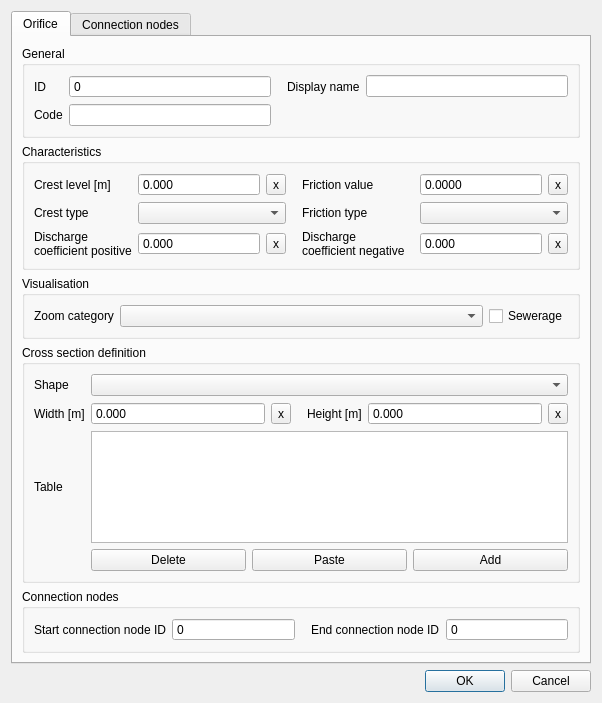
First picture: the form in threedi_schematisation_editor/forms/ui/orifice.ui, repository nens/threedi-schematisation-editor, before the edit.
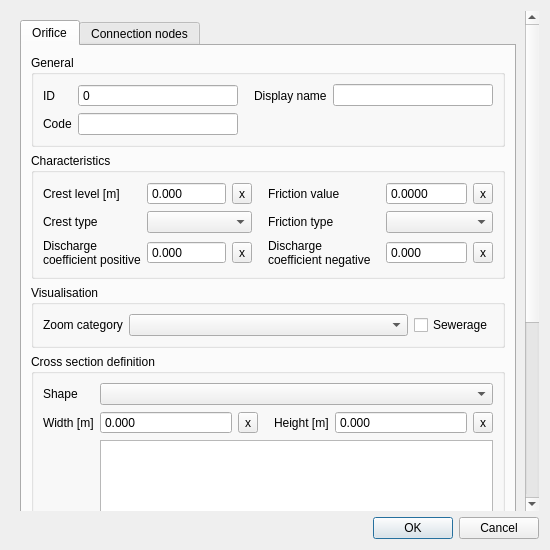
Second picture: the form after the edit.

```diff
--- a/threedi_schematisation_editor/forms/ui/orifice.ui
+++ b/threedi_schematisation_editor/forms/ui/orifice.ui
@@ -6,8 +6,8 @@
    <rect>
     <x>0</x>
     <y>0</y>
-    <width>602</width>
-    <height>703</height>
+    <width>550</width>
+    <height>550</height>
    </rect>
   </property>
   <property name="windowTitle">
@@ -15,6 +15,24 @@
   </property>
   <layout class="QGridLayout" name="gridLayout">
    <item row="0" column="0">
+    <widget class="QScrollArea" name="scrollArea">
+     <property name="frameShape">
+      <enum>QFrame::NoFrame</enum>
+     </property>
+     <property name="widgetResizable">
+      <bool>true</bool>
+     </property>
+     <widget class="QWidget" name="scrollAreaWidgetContents">
+      <property name="geometry">
+       <rect>
+        <x>0</x>
+        <y>0</y>
+        <width>515</width>
+        <height>737</height>
+       </rect>
+      </property>
+      <layout class="QGridLayout" name="gridLayout_7">
+       <item row="0" column="0">
     <widget class="QTabWidget" name="tabWidget">
      <property name="locale">
       <locale language="English" country="UnitedStates"/>
@@ -1169,6 +1187,10 @@
      </widget>
     </widget>
    </item>
+      </layout>
+     </widget>
+    </widget>
+   </item>
    <item row="1" column="0">
     <widget class="QDialogButtonBox" name="buttonBox">
      <property name="standardButtons">
```
Left out of the diff: 1 changed line with no effect on the pictures. Lines whose indentation alone changed are shown as unchanged.
